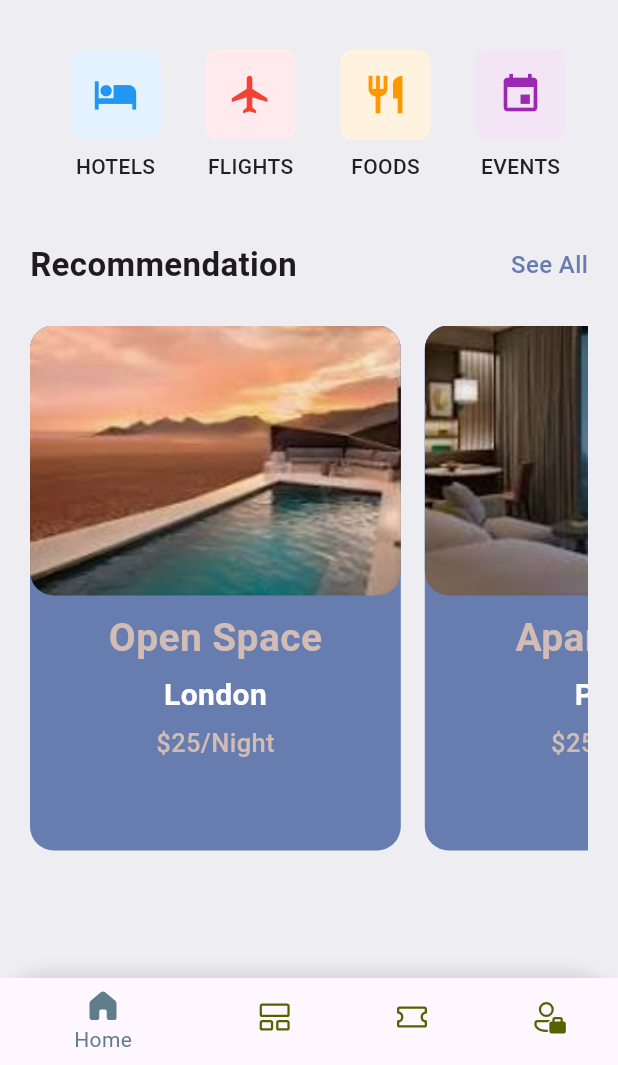
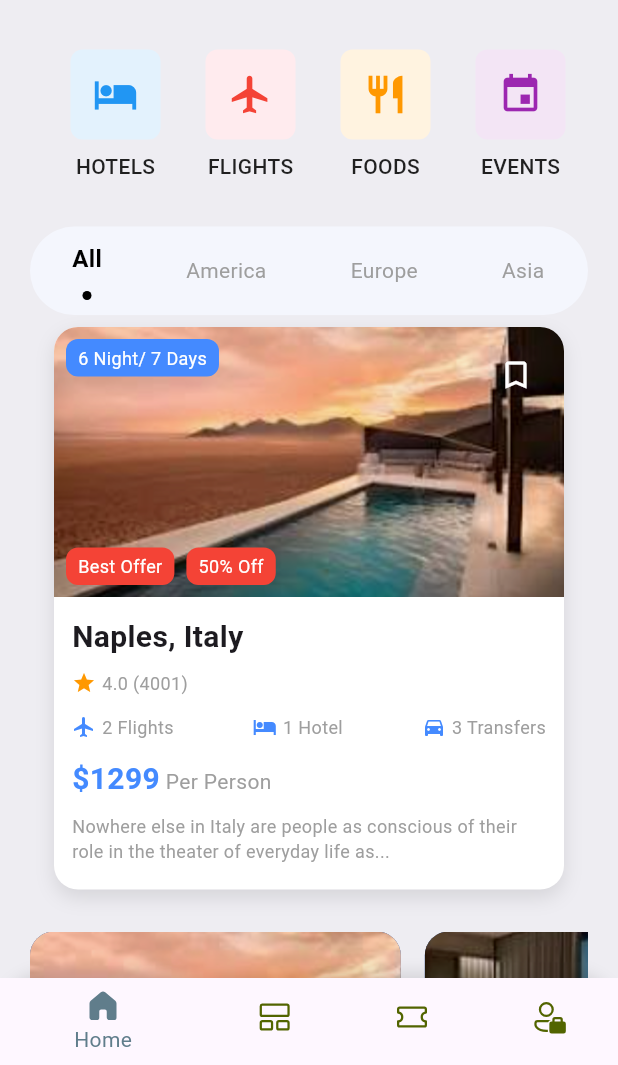
Before and after one commit to kasimkazmi/flutter_application_1, a Flutter app: the screen it shows once a user with an empty profile is signed in, on a phone screen of 412 x 824 dp, the part 171-1236 px from its top. Run offline on Flutter 3.47's test engine with Material 3 defaults, Android fonts, the phone set to English and light mode, and no system bars; our stand-ins replace barcode_widget, cloud_firestore, firebase_auth, firebase_core, fluentui_icons, get and 1 more; missing offline and left inert: flutter_facebook_auth; accounts and stored records are empty.

Commit message:
TravelPackage List Created, TravelCard & Clickable TabBar Created

```diff
--- a/lib/base/bottom_navbar.dart
+++ b/lib/base/bottom_navbar.dart
@@ -7,7 +7,6 @@ import 'package:get/get.dart';
 
 import '../controller/bottom_nav_controller.dart';
 import '../screens/home/home_screen.dart';
-import '../screens/profile/profile_screen.dart';
 import '../screens/search/search.dart';
 
 class BottomNavBar extends StatelessWidget {
--- /dev/null
+++ b/lib/base/utils/values/top_tab_list.dart
@@ -0,0 +1,21 @@
+final List<Map<String, String>> tabNames = [
+  {
+    "type": 'All',
+  },
+  {
+    "type": 'America',
+  },
+  {
+    "type": 'Europe',
+  },
+  {
+    "type": 'Asia',
+  },
+  {
+    "type": 'Mexico',
+  },
+  {
+    "type": 'Japan',
+  },
+  // Add more tabs as needed
+];
--- /dev/null
+++ b/lib/base/utils/values/travel_package_list.dart
@@ -0,0 +1,46 @@
+import 'package:flutter_application_1/base/res/media.dart';
+
+final List<Map<String, dynamic>> travelPackages = [
+  {
+    "image": AppMedia.hotelRoomView2,
+    "duration": "6 Night/ 7 Days",
+    "location": "Naples, Italy",
+    "rating": 4.0,
+    "reviews": 4001,
+    "flights": "2 Flights",
+    "hotel": "1 Hotel",
+    "transfers": "3 Transfers",
+    "price": 1299,
+    "description":
+        "Nowhere else in Italy are people as conscious of their role in the theater of everyday life as...",
+    "discounts": ["Best Offer", "50% Off"],
+  },
+  {
+    "image": AppMedia.hotelRoomView2,
+    "duration": "5 Night/ 6 Days",
+    "location": "Paris, France",
+    "rating": 4.5,
+    "reviews": 5002,
+    "flights": "3 Flights",
+    "hotel": "1 Hotel",
+    "transfers": "2 Transfers",
+    "price": 1499,
+    "description":
+        "Experience the romance and history of Paris in an unforgettable trip...",
+    "discounts": ["Limited Time", "30% Off"],
+  },
+  {
+    "image": AppMedia.hotelRoomView2,
+    "duration": "7 Night/ 8 Days",
+    "location": "Tokyo, Japan",
+    "rating": 4.8,
+    "reviews": 3200,
+    "flights": "2 Flights",
+    "hotel": "2 Hotels",
+    "transfers": "4 Transfers",
+    "price": 1999,
+    "description":
+        "Explore the vibrant streets, technology, and culture of Tokyo...",
+    "discounts": ["Special Deal", "25% Off"],
+  },
+];
--- /dev/null
+++ b/lib/base/widgets/clickable_tab_bar.dart
@@ -0,0 +1,96 @@
+import 'package:flutter/cupertino.dart';
+import 'package:flutter/material.dart';
+import 'package:flutter_application_1/base/res/styles/app_styles.dart';
+
+class ClickableTabBar extends StatelessWidget {
+  const ClickableTabBar(
+      {super.key,
+      required this.tabNames,
+      required this.selectedTabIndex,
+      required this.onTabSelected});
+  final List<String> tabNames;
+  final int selectedTabIndex;
+  final ValueChanged<int> onTabSelected;
+
+  @override
+  Widget build(BuildContext context) {
+    return Container(
+      decoration: BoxDecoration(
+          borderRadius: BorderRadius.circular(50),
+          color: AppStyles.tapBarBgColor),
+      child: SingleChildScrollView(
+        scrollDirection: Axis.horizontal, // Enable horizontal scrolling
+        child: Row(
+          children: List.generate(tabNames.length, (index) {
+            return AppTab(
+              tabText: tabNames[index],
+              isSelected: selectedTabIndex == index,
+              onTap: () => onTabSelected(index),
+            );
+          }),
+        ),
+      ),
+    );
+  }
+}
+
+class AppTab extends StatelessWidget {
+  const AppTab({
+    super.key,
+    required this.tabText,
+    this.isSelected = false,
+    required this.onTap,
+  });
+
+  final String tabText;
+  final bool isSelected;
+  final VoidCallback onTap;
+
+  @override
+  Widget build(BuildContext context) {
+    return Padding(
+      padding: const EdgeInsets.symmetric(
+          horizontal: 8.0), // Add padding between tabs
+      child: GestureDetector(
+        onTap: onTap,
+        child: Column(
+          // Change to Column to stack the text and dot
+          mainAxisSize: MainAxisSize.min,
+          children: [
+            Container(
+              padding: EdgeInsets.symmetric(
+                  vertical: 10, horizontal: 20), // Add horizontal padding
+              decoration: BoxDecoration(
+                borderRadius: BorderRadius.circular(50),
+              ),
+              child: Center(
+                child: Text(
+                  tabText,
+                  style: TextStyle(
+                    fontWeight:
+                        isSelected ? FontWeight.bold : FontWeight.normal,
+                    fontSize: isSelected ? 16 : 14,
+                    color: isSelected ? Colors.black : Colors.grey,
+                  ),
+                ),
+              ),
+            ),
+            // Dot indicator
+            isSelected
+                ? Container(
+                    margin: const EdgeInsets.only(
+                        top: 0, bottom: 10), // Space between text and dot
+                    height: 6, // Height of the dot
+                    width: 6, // Width of the dot
+                    decoration: BoxDecoration(
+                      color: Colors.black, // Color of the dot
+                      shape: BoxShape.circle, // Make it circular
+                    ),
+                  )
+                : SizedBox.shrink(), // No dot when not selected
+          ],
+        ),
+      ),
+    );
+  }
+}
--- a/lib/screens/home/home_screen.dart
+++ b/lib/screens/home/home_screen.dart
@@ -1,13 +1,13 @@
 import 'package:flutter/material.dart';
 import 'package:flutter_application_1/base/res/media.dart';
 import 'package:flutter_application_1/base/utils/hotel_list.dart';
-import 'package:flutter_application_1/base/utils/ticket_json.dart';
 import 'package:flutter_application_1/base/utils/top_tab_list.dart';
-import 'package:flutter_application_1/base/widgets/ticket_view.dart';
+import 'package:flutter_application_1/base/widgets/clickable_tab_bar.dart';
 import 'package:flutter_application_1/screens/events/events_screen.dart';
 import 'package:flutter_application_1/screens/flight/flight_screen.dart';
 import 'package:flutter_application_1/screens/food/food_screen.dart';
 import 'package:flutter_application_1/screens/home/all_hotels.dart';
+import 'package:flutter_application_1/screens/home/widgets/TravelCard.dart';
 import 'package:flutter_application_1/screens/home/widgets/hotel.dart';
 import 'package:flutter_application_1/screens/home/widgets/top_navbar.dart';
 import 'package:flutter_application_1/screens/hotel/hotel_search.dart';
@@ -16,6 +16,8 @@ import 'package:get/get.dart';
 
 import '../../base/res/styles/app_styles.dart';
 import '../../base/utils/app_routes.dart';
+import '../../base/utils/values/top_tab_list.dart';
+import '../../base/utils/values/travel_package_list.dart';
 import '../../base/widgets/app_section_heading.dart';
 import '../../controller/auth_controller.dart';
 import '../../controller/user_controller.dart';
@@ -28,27 +30,30 @@ class HomeScreen extends StatefulWidget {
 }
 
 class _HomeScreenState extends State<HomeScreen> {
-  // Accessing the AuthController and UserController
   final AuthController authController = Get.find<AuthController>();
+  final UserController userController = Get.find<UserController>();
+  final TextEditingController searchController = TextEditingController();
 
-  final UserController userController = Get.find<UserController>();
-
-  final TextEditingController searchController = TextEditingController();
+  int _selectedTabIndex = 0;
 
   @override
   void initState() {
     super.initState();
-    // Fetch user details when the screen loads
     if (authController.isLoggedIn.value) {
       userController.fetchUserDetails();
     }
+  }
+
+  void _onTabSelected(int index) {
+    setState(() {
+      _selectedTabIndex = index;
+    });
   }
 
   @override
   Widget build(BuildContext context) {
     final size = MediaQuery.of(context).size;
 
-    // Only fetch user details once when the app loads or when user logs in
     if (!userController.isLoading.value &&
         authController.isLoggedIn.value &&
         userController.userData.value == null) {
@@ -58,40 +63,22 @@ class _HomeScreenState extends State<HomeScreen> {
     return Scaffold(
       backgroundColor: AppStyles.bgColor,
       body: Obx(() {
-        // Show loading spinner while fetching user data
         if (userController.isLoading.value) {
           return const Center(child: CircularProgressIndicator());
         }
+        final userData = userController.userData.value;
+        final username = userData?['username'] ?? 'No Username';
 
-        // Safely access user data (use conditional operator to handle null case)
-        final userData = userController.userData.value;
-        final username =
-            userData?['username'] ?? 'No Username'; // Use safe access
-
-        // Build the UI
         return ListView(
           padding: const EdgeInsets.symmetric(horizontal: 20),
           children: [
-            SizedBox(
-              height: size.height * 0.068,
-            ),
-
+            SizedBox(height: size.height * 0.068),
             _buildGreetingsSection(username),
             const SizedBox(height: 25),
-
-            // InputText(
-            //     label: "Search",
-            //     controller: searchController,
-            //     prefixIcon: FluentSystemIcons.ic_fluent_search_regular),
-
-            // _buildSearchBox(),
             _topNavBarSection(context),
-            // _buildUpcomingMeetingsSection(context),
-            // const SizedBox(height: 20),
-            // _buildTicketScrollView(context),
-            const SizedBox(height: 40),
-            _buildHotelsSection(context),
-            const SizedBox(height: 25),
+            const SizedBox(height: 30),
+            _buildTopTabBar(),
+            const SizedBox(height: 20),
             _buildHotelScrollView(context),
           ],
         );
@@ -99,7 +86,7 @@ class _HomeScreenState extends State<HomeScreen> {
     );
   }
 
-  // Extracted methods for different sections to reduce duplication
+  // Welcome Section
   Widget _buildGreetingsSection(String username) {
     return Row(
       mainAxisAlignment: MainAxisAlignment.spaceBetween,
@@ -125,52 +112,50 @@ class _HomeScreenState extends State<HomeScreen> {
     );
   }
 
-  Widget _buildUpcomingMeetingsSection(BuildContext context) {
-    return AppSectionHeading(
-      leftText: "Upcoming Meetings",
-      rightText: "View All",
-      func: () => Navigator.pushNamed(context, AppRoutes.allTickets),
+  // Top 4 tab Buttons
+  Widget _topNavBarSection(BuildContext context) {
+    return TopNavbar(
+      tabs: topNavList,
+      onTabSelected: (int index) {
+        if (index == 0) {
+          Get.to(HotelSearch());
+        } else if (index == 1) {
+          Get.to(FlightScreen());
+        } else if (index == 2) {
+          Get.to(FoodScreen());
+        } else if (index == 3) {
+          Get.to(EventsScreen());
+        }
+      },
     );
   }
 
-  Widget _buildTicketScrollView(BuildContext context) {
-    return SingleChildScrollView(
-      scrollDirection: Axis.horizontal,
-      child: Row(
-        children: ticketList.map((singleTicket) {
-          return GestureDetector(
-            onTap: () {
-              var index = ticketList.indexOf(singleTicket);
-              Navigator.pushNamed(context, AppRoutes.ticketScreen,
-                  arguments: {"index": index});
+  // Vacation Package Tab Bar
+  Widget _buildTopTabBar() {
+    return SizedBox(
+      height: 450,
+      child: Column(
+        children: [
+          ClickableTabBar(
+            tabNames: tabNames.map((tab) => tab['type']!).toList(),
+            selectedTabIndex: _selectedTabIndex,
+            onTabSelected: (index) {
+              _onTabSelected(index);
             },
-            child: TicketView(ticket: singleTicket),
-          );
-        }).toList(),
+          ),
+          Expanded(
+            child: TravelCard(
+              data: _getTravelCardData(_selectedTabIndex),
+            ),
+          ),
+        ],
       ),
     );
   }
 
-  Widget _topNavBarSection(BuildContext context) {
-    return TopNavbar(
-      tabs: topNavList, // Use the predefined list directly
-      onTabSelected: (int index) {
-        // Handle tab selection dynamically
-        if (index case 0) {
-          print('Navigating to Hotels');
-          Get.to(HotelSearch());
-        } else if (index case 1) {
-          print('Navigating to Flights');
-          Get.to(FlightScreen());
-        } else if (index case 2) {
-          print('Navigating to Foods');
-          Get.to(FoodScreen());
-        } else if (index case 3) {
-          print('Navigating to Events');
-          Get.to(EventsScreen());
-        }
-      },
-    );
+  // Method to get TravelCard data based on selected tab index
+  Map<String, dynamic> _getTravelCardData(int index) {
+    return travelPackages[index % travelPackages.length];
   }
 
   Widget _buildHotelsSection(BuildContext context) {
@@ -192,8 +177,8 @@ class _HomeScreenState extends State<HomeScreen> {
                 context,
                 AppRoutes.hotelDetail,
                 arguments: {
-                  "id": hotelItem["id"]
-                }, // Pass the correct data (id as int)
+                  "id": hotelItem["id"],
+                },
               );
             },
             child: HotelCard(hotel: hotelItem),
--- /dev/null
+++ b/lib/screens/home/widgets/TravelCard.dart
@@ -0,0 +1,181 @@
+import 'package:flutter/material.dart';
+
+class TravelCard extends StatelessWidget {
+  final Map<String, dynamic> data;
+
+  const TravelCard({super.key, required this.data});
+
+  @override
+  Widget build(BuildContext context) {
+    return Container(
+      margin: const EdgeInsets.symmetric(horizontal: 16, vertical: 8),
+      decoration: BoxDecoration(
+        borderRadius: BorderRadius.circular(16),
+        color: Colors.white,
+        boxShadow: [
+          BoxShadow(
+            color: Colors.black.withOpacity(0.1),
+            blurRadius: 10,
+            offset: const Offset(0, 5),
+          ),
+        ],
+      ),
+      child: Column(
+        crossAxisAlignment: CrossAxisAlignment.start,
+        children: [
+          // Image section
+          Stack(
+            children: [
+              Container(
+                height: 180,
+                decoration: BoxDecoration(
+                  borderRadius: const BorderRadius.only(
+                    topLeft: Radius.circular(16),
+                    topRight: Radius.circular(16),
+                  ),
+                  image: DecorationImage(
+                    image: AssetImage(data["image"] ??
+                        'assets/default_image.png'), // Fallback image
+                    fit: BoxFit.cover,
+                  ),
+                ),
+              ),
+              Positioned(
+                top: 8,
+                left: 8,
+                child: Container(
+                  padding:
+                      const EdgeInsets.symmetric(horizontal: 8, vertical: 4),
+                  decoration: BoxDecoration(
+                    color: Colors.blueAccent,
+                    borderRadius: BorderRadius.circular(8),
+                  ),
+                  child: Text(
+                    data["duration"] ?? 'N/A', // Fallback value
+                    style: const TextStyle(color: Colors.white, fontSize: 12),
+                  ),
+                ),
+              ),
+              Positioned(
+                top: 8,
+                right: 8,
+                child: IconButton(
+                  onPressed: () {
+                    // Handle bookmark action
+                  },
+                  icon: const Icon(
+                    Icons.bookmark_border,
+                    color: Colors.white,
+                  ),
+                ),
+              ),
+              Positioned(
+                left: 8,
+                bottom: 8,
+                child: Row(
+                  children: (data["discounts"] as List<String>? ?? [])
+                      .map<Widget>((discount) {
+                    return Padding(
+                      padding: const EdgeInsets.only(right: 8.0),
+                      child: Container(
+                        padding: const EdgeInsets.symmetric(
+                            horizontal: 8, vertical: 4),
+                        decoration: BoxDecoration(
+                          color: Colors.red,
+                          borderRadius: BorderRadius.circular(8),
+                        ),
+                        child: Text(
+                          discount,
+                          style: const TextStyle(
+                              color: Colors.white, fontSize: 12),
+                        ),
+                      ),
+                    );
+                  }).toList(),
+                ),
+              ),
+            ],
+          ),
+          // Details section
+          Padding(
+            padding: const EdgeInsets.all(12.0),
+            child: Column(
+              crossAxisAlignment: CrossAxisAlignment.start,
+              children: [
+                Text(
+                  data["location"] ?? 'Unknown Location', // Fallback value
+                  style: const TextStyle(
+                    fontSize: 20,
+                    fontWeight: FontWeight.bold,
+                  ),
+                ),
+                const SizedBox(height: 8),
+                Row(
+                  children: [
+                    const Icon(Icons.star, color: Colors.orange, size: 16),
+                    const SizedBox(width: 4),
+                    Text(
+                      "${data["rating"] ?? 'N/A'} (${data["reviews"] ?? '0'})", // Fallback values
+                      style: const TextStyle(fontSize: 12, color: Colors.grey),
+                    ),
+                  ],
+                ),
+                const SizedBox(height: 12),
+                Row(
+                  mainAxisAlignment: MainAxisAlignment.spaceBetween,
+                  children: [
+                    _buildIconInfo(Icons.flight,
+                        data["flights"] ?? 'N/A'), // Fallback value
+                    _buildIconInfo(
+                        Icons.hotel, data["hotel"] ?? 'N/A'), // Fallback value
+                    _buildIconInfo(Icons.directions_car,
+                        data["transfers"] ?? 'N/A'), // Fallback value
+                  ],
+                ),
+                const SizedBox(height: 12),
+                Text.rich(
+                  TextSpan(
+                    text: "\$${data["price"] ?? '0'}", // Fallback value
+                    style: const TextStyle(
+                      fontSize: 20,
+                      fontWeight: FontWeight.bold,
+                      color: Colors.blueAccent,
+                    ),
+                    children: const [
+                      TextSpan(
+                        text: " Per Person",
+                        style: TextStyle(
+                            fontSize: 14,
+                            fontWeight: FontWeight.normal,
+                            color: Colors.grey),
+                      ),
+                    ],
+                  ),
+                ),
+                const SizedBox(height: 8),
+                Text(
+                  data["description"] ??
+                      'No description available', // Fallback value
+                  style: const TextStyle(fontSize: 12, color: Colors.grey),
+                ),
+              ],
+            ),
+          ),
+        ],
+      ),
+    );
+  }
+
+  Widget _buildIconInfo(IconData icon, String text) {
+    return Row(
+      children: [
+        Icon(icon, size: 16, color: Colors.blueAccent),
+        const SizedBox(width: 4),
+        Text(
+          text,
+          style: const TextStyle(fontSize: 12, color: Colors.grey),
+        ),
+      ],
+    );
+  }
+}
```
